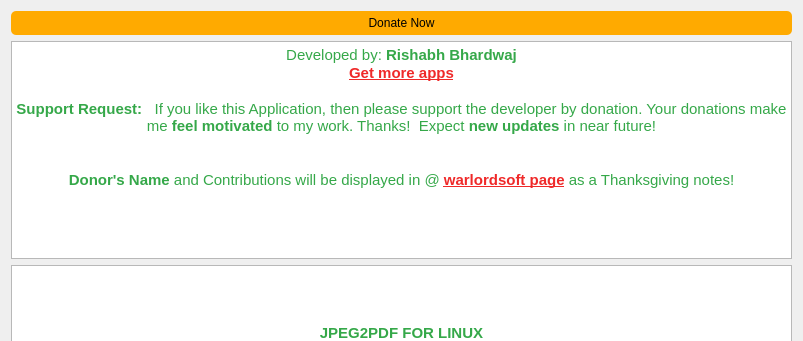
Qt form src/donate_page.ui (rishabh3354/JPG2PDF) before a commit; both pictures show x 0 to 803 and y 0 to 341 of the 803 by 493 pixel window.
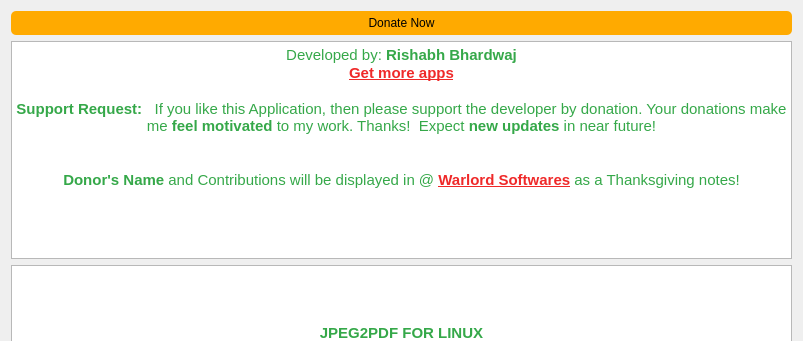
The same form after that commit. Icons and pictures are not drawn.

The edit to the form file:
```diff
--- a/src/donate_page.ui
+++ b/src/donate_page.ui
@@ -83,7 +83,7 @@
 &lt;p align=&quot;center&quot; style=&quot; margin-top:0px; margin-bottom:0px; margin-left:0px; margin-right:0px; -qt-block-indent:0; text-indent:0px;&quot;&gt;&lt;span style=&quot; font-weight:600; color:#35a849;&quot;&gt;Support Request:&lt;/span&gt;&lt;span style=&quot; color:#35a849;&quot;&gt;   If you like this Application, then please support the developer by donation. Your donations make me &lt;/span&gt;&lt;span style=&quot; font-weight:600; color:#35a849;&quot;&gt;feel motivated&lt;/span&gt;&lt;span style=&quot; color:#35a849;&quot;&gt; to my work. Thanks!  Expect &lt;/span&gt;&lt;span style=&quot; font-weight:600; color:#35a849;&quot;&gt;new updates&lt;/span&gt;&lt;span style=&quot; color:#35a849;&quot;&gt; in near future!&lt;/span&gt;&lt;/p&gt;
 &lt;p align=&quot;center&quot; style=&quot;-qt-paragraph-type:empty; margin-top:0px; margin-bottom:0px; margin-left:0px; margin-right:0px; -qt-block-indent:0; text-indent:0px; color:#35a849;&quot;&gt;&lt;br /&gt;&lt;/p&gt;
 &lt;p align=&quot;center&quot; style=&quot;-qt-paragraph-type:empty; margin-top:0px; margin-bottom:0px; margin-left:0px; margin-right:0px; -qt-block-indent:0; text-indent:0px; color:#35a849;&quot;&gt;&lt;br /&gt;&lt;/p&gt;
-&lt;p align=&quot;center&quot; style=&quot; margin-top:0px; margin-bottom:0px; margin-left:0px; margin-right:0px; -qt-block-indent:0; text-indent:0px;&quot;&gt;&lt;span style=&quot; font-weight:600; color:#35a849;&quot;&gt;Donor's Name&lt;/span&gt;&lt;span style=&quot; color:#35a849;&quot;&gt; and Contributions will be displayed in @ &lt;/span&gt;&lt;a href=&quot;https://warlordsoftwares.com/warlord_soft/our_contributors/&quot;&gt;&lt;span style=&quot; font-weight:600; text-decoration: underline; color:#ef2929;&quot;&gt;warlordsoft page&lt;/span&gt;&lt;/a&gt;&lt;span style=&quot; color:#35a849;&quot;&gt; as a Thanksgiving notes!&lt;/span&gt;&lt;/p&gt;
+&lt;p align=&quot;center&quot; style=&quot; margin-top:0px; margin-bottom:0px; margin-left:0px; margin-right:0px; -qt-block-indent:0; text-indent:0px;&quot;&gt;&lt;span style=&quot; font-weight:600; color:#35a849;&quot;&gt;Donor's Name&lt;/span&gt;&lt;span style=&quot; color:#35a849;&quot;&gt; and Contributions will be displayed in @ &lt;/span&gt;&lt;a href=&quot;https://warlordsoftwares.com/apps/supporter-names/&quot;&gt;&lt;span style=&quot; font-weight:600; text-decoration: underline; color:#ef2929;&quot;&gt;Warlord Softwares&lt;/span&gt;&lt;/a&gt;&lt;span style=&quot; color:#35a849;&quot;&gt; as a Thanksgiving notes!&lt;/span&gt;&lt;/p&gt;
 &lt;p align=&quot;center&quot; style=&quot;-qt-paragraph-type:empty; margin-top:0px; margin-bottom:0px; margin-left:0px; margin-right:0px; -qt-block-indent:0; text-indent:0px; color:#35a849;&quot;&gt;&lt;br /&gt;&lt;/p&gt;
 &lt;p style=&quot;-qt-paragraph-type:empty; margin-top:0px; margin-bottom:0px; margin-left:0px; margin-right:0px; -qt-block-indent:0; text-indent:0px; color:#35a849;&quot;&gt;&lt;br /&gt;&lt;/p&gt;&lt;/body&gt;&lt;/html&gt;</string>
        </property>
```
